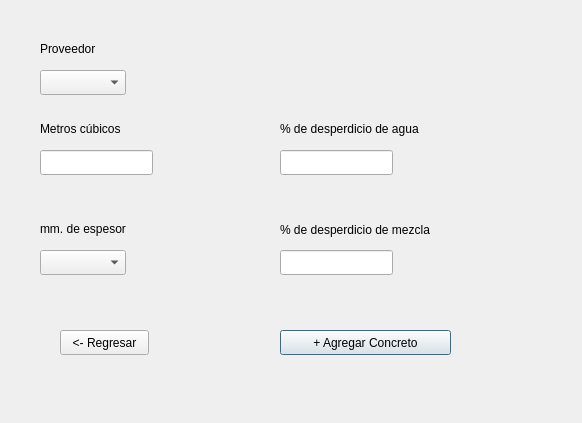
First picture: the form in concretos.ui, repository AleZavRan/Precios-Unitarios, before the edit.
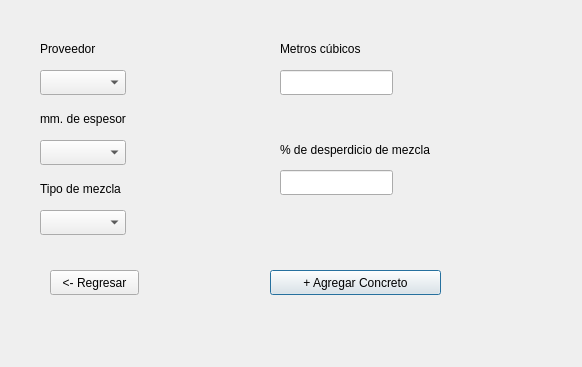
Second picture: the form after the edit.

Commit message: Concretos section ended, morteros interface ended, errors of pastas section corrected

Patch:
```diff
--- a/concretos.ui
+++ b/concretos.ui
@@ -7,7 +7,7 @@
     <x>0</x>
     <y>0</y>
     <width>582</width>
-    <height>423</height>
+    <height>367</height>
    </rect>
   </property>
   <property name="windowTitle">
@@ -17,7 +17,7 @@
    <property name="geometry">
     <rect>
      <x>40</x>
-     <y>220</y>
+     <y>110</y>
      <width>131</width>
      <height>17</height>
     </rect>
@@ -43,7 +43,7 @@
    <property name="geometry">
     <rect>
      <x>40</x>
-     <y>250</y>
+     <y>140</y>
      <width>86</width>
      <height>25</height>
     </rect>
@@ -52,8 +52,8 @@
   <widget class="QPushButton" name="pushButton_agregar">
    <property name="geometry">
     <rect>
-     <x>280</x>
-     <y>330</y>
+     <x>270</x>
+     <y>270</y>
      <width>171</width>
      <height>25</height>
     </rect>
@@ -75,8 +75,8 @@
   <widget class="QPushButton" name="pushButton_regresar">
    <property name="geometry">
     <rect>
-     <x>60</x>
-     <y>330</y>
+     <x>50</x>
+     <y>270</y>
      <width>89</width>
      <height>25</height>
     </rect>
@@ -89,7 +89,7 @@
    <property name="geometry">
     <rect>
      <x>280</x>
-     <y>220</y>
+     <y>140</y>
      <width>241</width>
      <height>20</height>
     </rect>
@@ -102,30 +102,17 @@
    <property name="geometry">
     <rect>
      <x>280</x>
-     <y>250</y>
+     <y>170</y>
      <width>113</width>
      <height>25</height>
     </rect>
    </property>
   </widget>
-  <widget class="QLabel" name="label_7">
-   <property name="geometry">
-    <rect>
-     <x>280</x>
-     <y>120</y>
-     <width>181</width>
-     <height>17</height>
-    </rect>
-   </property>
-   <property name="text">
-    <string>% de desperdicio de agua</string>
-   </property>
-  </widget>
   <widget class="QLineEdit" name="lineEdit_metros3">
    <property name="geometry">
     <rect>
-     <x>40</x>
-     <y>150</y>
+     <x>280</x>
+     <y>70</y>
      <width>113</width>
      <height>25</height>
     </rect>
@@ -134,8 +121,8 @@
   <widget class="QLabel" name="label_3">
    <property name="geometry">
     <rect>
-     <x>40</x>
-     <y>120</y>
+     <x>280</x>
+     <y>40</y>
      <width>131</width>
      <height>17</height>
     </rect>
@@ -144,16 +131,29 @@
     <string>Metros cúbicos</string>
    </property>
   </widget>
-  <widget class="QLineEdit" name="lineEdit_porcentajeDesperdicioAgua">
+  <widget class="QComboBox" name="comboBox_tipoDeMezcla">
    <property name="geometry">
     <rect>
-     <x>280</x>
-     <y>150</y>
-     <width>113</width>
+     <x>40</x>
+     <y>210</y>
+     <width>86</width>
      <height>25</height>
     </rect>
    </property>
   </widget>
+  <widget class="QLabel" name="label_10">
+   <property name="geometry">
+    <rect>
+     <x>40</x>
+     <y>180</y>
+     <width>131</width>
+     <height>17</height>
+    </rect>
+   </property>
+   <property name="text">
+    <string>Tipo de mezcla</string>
+   </property>
+  </widget>
  </widget>
  <resources/>
  <connections/>
```
The commit also changes 7 other files.
